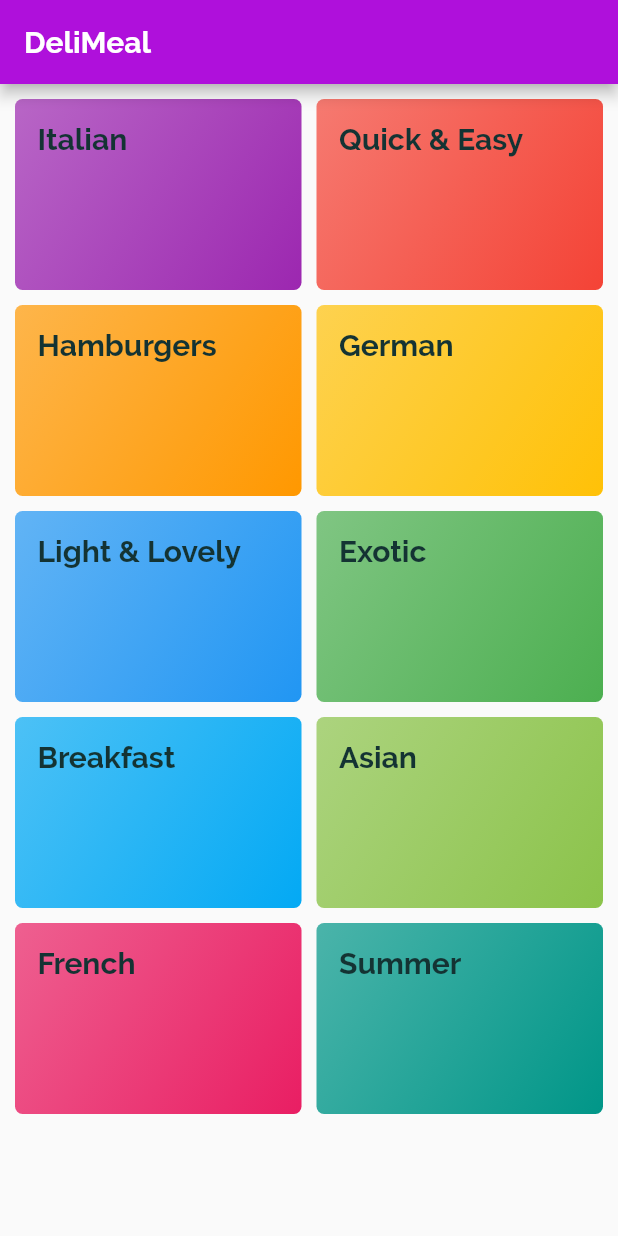
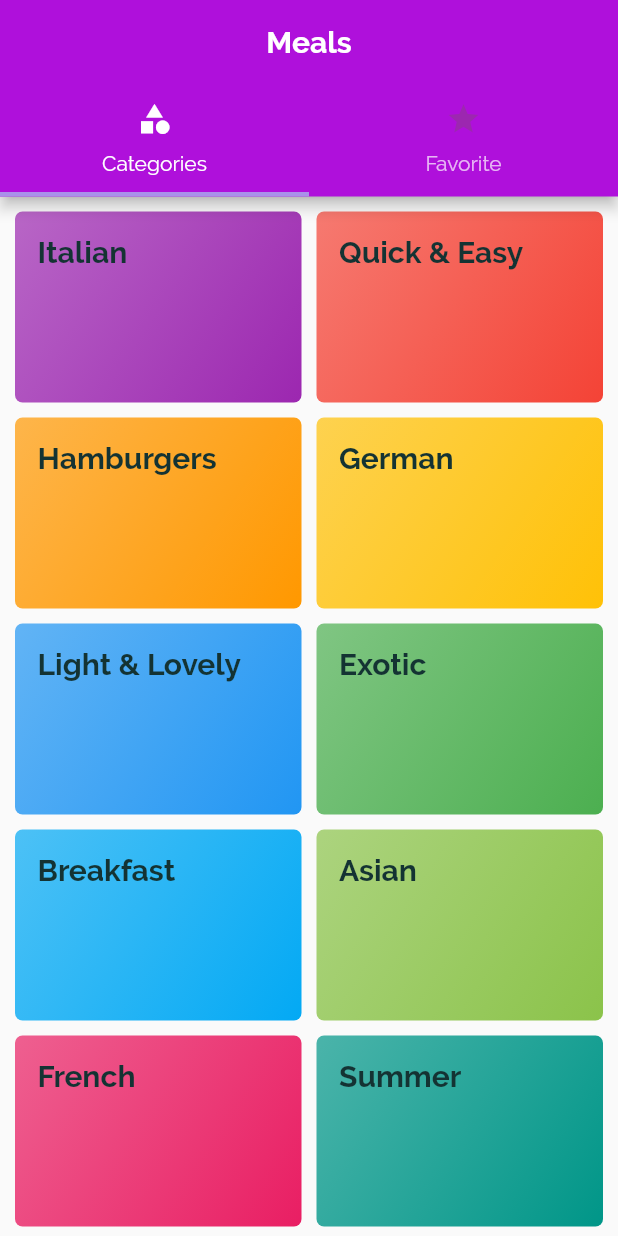
Before and after one commit to burdalgin/Meals_app, a Flutter app: the screen it shows after launch, on a phone screen of 412 x 824 dp. Run offline on Flutter 3.47's test engine with Material 2 defaults, Android fonts, the phone set to English and light mode, and no system bars.

Commit message:
Tabs template  screen added

```diff
--- a/project/lib/main.dart
+++ b/project/lib/main.dart
@@ -3,6 +3,7 @@ import 'screens/categories_screen.dart';
 import 'screens/meals_of_catergory_screen.dart';
 import 'screens/meal_desctription_screen.dart';
 import 'screens/page_not_found_screen.dart';
+import './screens/tabs_screen.dart';
 
 void main() => runApp(MyApp());
 
@@ -52,7 +53,7 @@ class MyApp extends StatelessWidget {
       // home: CategoriesScreen(), //устанавливаем домашнюю страницу
       initialRoute: '/', //устанавливаем значение домашней страницы
       routes: {
-        '/': (ctx) => CategoriesScreen(), //устанавливаем домашнюю страницу
+        '/': (ctx) => TabsScreen(), //устанавливаем домашнюю страницу
         //это MAP поэтому в {}
         MealsOfCategoryScreen.routeName: (ctx) => MealsOfCategoryScreen(),
         MealDescriptionScreen.routeName: (ctx) => MealDescriptionScreen(),
--- a/project/lib/screens/categories_screen.dart
+++ b/project/lib/screens/categories_screen.dart
@@ -7,11 +7,7 @@ class CategoriesScreen extends StatelessWidget {
 
   @override
   Widget build(BuildContext context) {
-    return Scaffold(
-      appBar: AppBar(
-        title: const Text('DeliMeal'),
-      ),
-      body: GridView(
+    return GridView(
       padding: const EdgeInsets.all(10),
       gridDelegate: const SliverGridDelegateWithMaxCrossAxisExtent(
         maxCrossAxisExtent: 300,
@@ -26,7 +22,6 @@ class CategoriesScreen extends StatelessWidget {
                 catData.color,
               ))
           .toList(), //каждому елементу в CategoryItem назначаем соответствующие значение из набора данных dummy_categories
-      ),
     );
   }
 }
--- /dev/null
+++ b/project/lib/screens/favorites_screen.dart
@@ -0,0 +1,13 @@
+import 'package:flutter/src/widgets/container.dart';
+import 'package:flutter/src/widgets/framework.dart';
+
+import 'package:flutter/material.dart';
+
+class FavoritesScreen extends StatelessWidget {
+  @override
+  Widget build(BuildContext context) {
+    return Center(
+      child: Text('The Favorites'),
+    );
+  }
+}
--- /dev/null
+++ b/project/lib/screens/tabs_screen.dart
@@ -0,0 +1,43 @@
+import 'package:flutter/material.dart';
+import 'categories_screen.dart';
+import './favorites_screen.dart';
+
+class TabsScreen extends StatefulWidget {
+  const TabsScreen({super.key});
+
+  @override
+  State<TabsScreen> createState() => _TabsScreenState();
+}
+
+class _TabsScreenState extends State<TabsScreen> {
+  @override
+  Widget build(BuildContext context) {
+    return DefaultTabController(
+      length: 2,
+      initialIndex: 0, //первый таб по дефолту активный
+      child: Scaffold(
+        appBar: AppBar(
+          title: Center(child: Text('Meals')),
+          bottom: const TabBar(
+            indicatorColor: Color.fromARGB(255, 169, 145, 234),
+            indicatorWeight: 3.0,
+            tabs: <Widget>[
+              Tab(
+                icon: Icon(Icons.category),
+                text: 'Categories',
+              ),
+              Tab(
+                icon: Icon(Icons.star),
+                text: 'Favorite',
+              )
+            ],
+          ),
+        ),
+        body: TabBarView(children: <Widget>[
+          CategoriesScreen(),
+          FavoritesScreen(),
+        ]),
+      ),
+    );
+  }
+}
```
Lines whose indentation alone changed are shown as unchanged.
